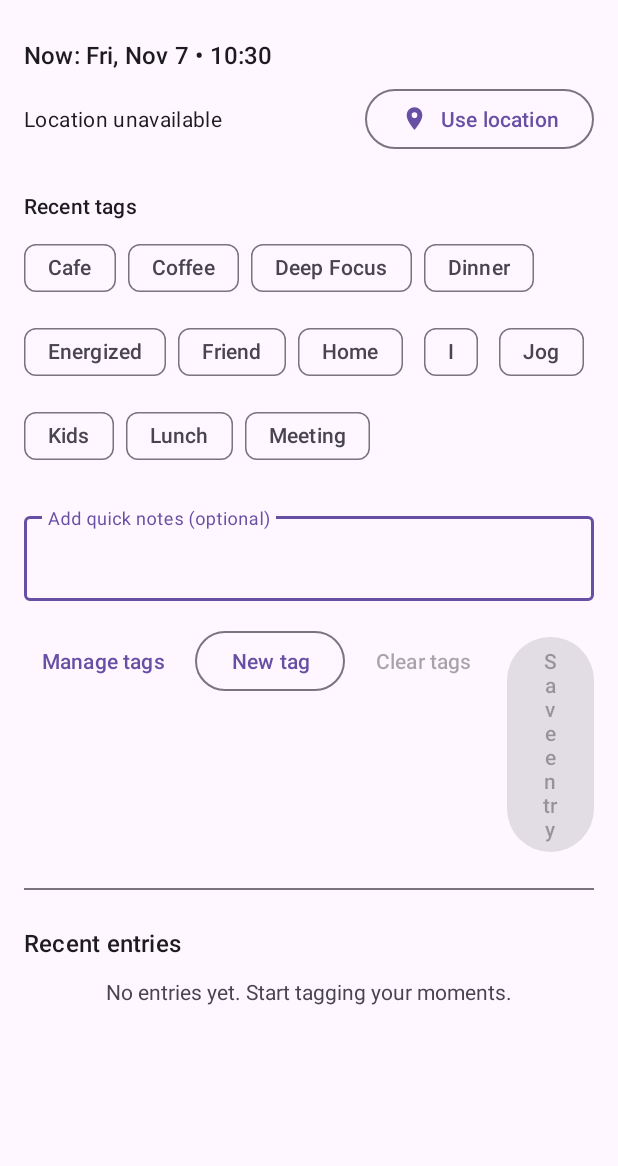
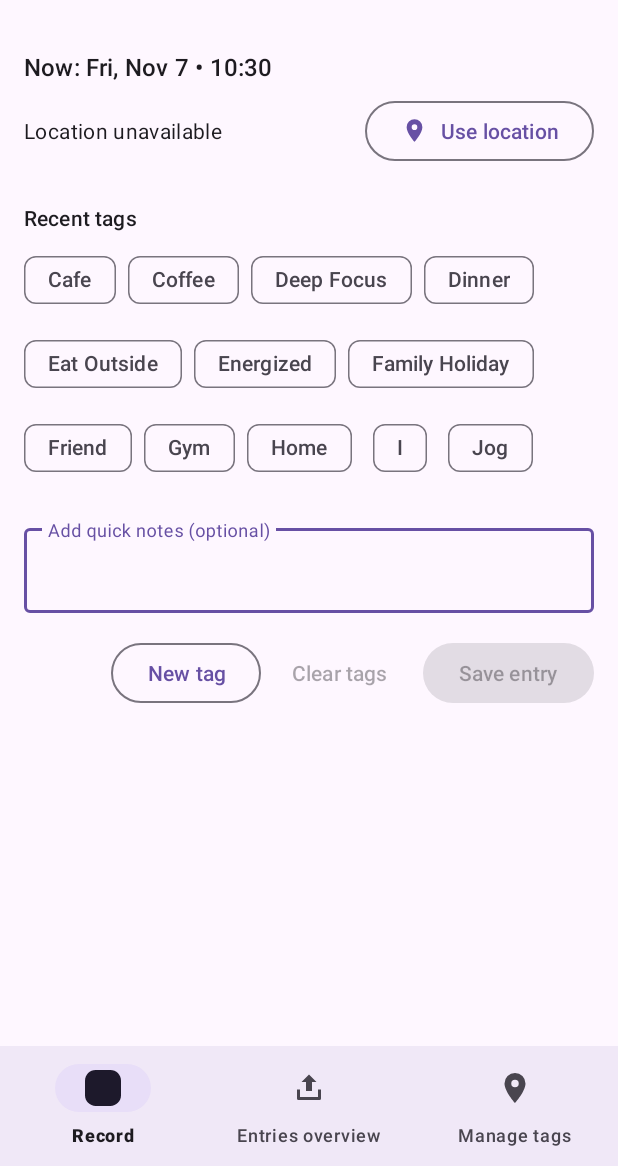
Before and after one commit to cmwen/min-quick-log-app, an Android app: the screen it shows after launch (MainActivity), on a phone screen of 412 x 824 dp, the part 70-1236 px from its top. Run offline under Robolectric (Android 15) with nearby library versions, the phone set to English and light mode, and no system bars; our stand-ins replace Room's generated code.

Commit message:
Add bottom navigation, tag CSV import/export, and richer defaults

```diff
--- a/app/src/main/java/com/example/minandroidapp/MainActivity.kt
+++ b/app/src/main/java/com/example/minandroidapp/MainActivity.kt
@@ -15,7 +15,6 @@ import androidx.core.view.GravityCompat
 import androidx.core.view.isVisible
 import androidx.core.widget.doOnTextChanged
 import androidx.lifecycle.lifecycleScope
-import androidx.recyclerview.widget.LinearLayoutManager
 import com.example.minandroidapp.data.QuickLogRepository
 import com.example.minandroidapp.data.db.LogDatabase
 import com.example.minandroidapp.databinding.ActivityMainBinding
@@ -24,7 +23,6 @@ import com.example.minandroidapp.model.EntryLocation
 import com.example.minandroidapp.model.LogEntry
 import com.example.minandroidapp.model.LogTag
 import com.example.minandroidapp.model.QuickLogEvent
-import com.example.minandroidapp.ui.EntryAdapter
 import com.example.minandroidapp.ui.QuickLogViewModel
 import com.example.minandroidapp.ui.entries.EntriesOverviewActivity
 import com.example.minandroidapp.ui.tag.TagManagerActivity
@@ -42,15 +40,6 @@ class MainActivity : AppCompatActivity() {
     private lateinit var binding: ActivityMainBinding
     private lateinit var drawerToggle: ActionBarDrawerToggle
     private lateinit var locationProvider: LocationProvider
-    private val entryAdapter = EntryAdapter(
-        onEntryClicked = { entry ->
-            viewModel.beginEditing(entry.id)
-            binding.contentScroll.smoothScrollTo(0, 0)
-        },
-        onShareClicked = { entry ->
-            shareEntry(entry)
-        },
-    )
     private var suppressNoteUpdates = false
 
     private val viewModel: QuickLogViewModel by viewModels {
@@ -82,8 +71,8 @@ class MainActivity : AppCompatActivity() {
         locationProvider = LocationProvider(this)
 
         setupDrawer()
-        setupRecyclerView()
         setupInputs()
+        setupBottomNav()
         bindViewModel()
 
         maybeFetchLocationOnStart()
@@ -113,23 +102,12 @@ class MainActivity : AppCompatActivity() {
         }
     }
 
-    private fun setupRecyclerView() {
-        binding.entryList.apply {
-            layoutManager = LinearLayoutManager(this@MainActivity)
-            adapter = entryAdapter
-            setHasFixedSize(false)
-        }
-    }
-
     private fun setupInputs() {
         binding.clearTagsButton.setOnClickListener {
             viewModel.clearTags()
         }
         binding.newTagButton.setOnClickListener {
             showCreateTagDialog()
-        }
-        binding.manageTagsButton.setOnClickListener {
-            openTagManager()
         }
         binding.saveButton.setOnClickListener {
             viewModel.saveEntry()
@@ -141,6 +119,26 @@ class MainActivity : AppCompatActivity() {
             if (suppressNoteUpdates) return@doOnTextChanged
             viewModel.setNote(text?.toString().orEmpty())
         }
+    }
+
+    private fun setupBottomNav() {
+        binding.bottomNav.setOnItemSelectedListener { item ->
+            when (item.itemId) {
+                R.id.nav_record -> true
+                R.id.nav_entries -> {
+                    openEntriesOverview()
+                    binding.bottomNav.selectedItemId = R.id.nav_record
+                    false
+                }
+                R.id.nav_tags -> {
+                    openTagManager()
+                    binding.bottomNav.selectedItemId = R.id.nav_record
+                    false
+                }
+                else -> false
+            }
+        }
+        binding.bottomNav.selectedItemId = R.id.nav_record
     }
 
     private fun bindViewModel() {
@@ -187,8 +185,6 @@ class MainActivity : AppCompatActivity() {
                     getString(R.string.update_entry)
                 }
 
-                entryAdapter.submitList(state.entries)
-                binding.emptyEntriesText.isVisible = state.entries.isEmpty()
             }
         }
 
--- a/app/src/main/java/com/example/minandroidapp/data/db/TagSeeder.kt
+++ b/app/src/main/java/com/example/minandroidapp/data/db/TagSeeder.kt
@@ -18,6 +18,9 @@ class TagSeeder(private val tagDao: TagDao) {
             TagEntity(id = "tag_friend", label = "Friend", category = TagCategory.PERSON),
             TagEntity(id = "tag_wfh", label = "WFH", category = TagCategory.ACTIVITY),
             TagEntity(id = "tag_jog", label = "Jog", category = TagCategory.ACTIVITY),
+            TagEntity(id = "tag_run", label = "Run", category = TagCategory.ACTIVITY),
+            TagEntity(id = "tag_lift", label = "Weight Lifting", category = TagCategory.ACTIVITY),
+            TagEntity(id = "tag_yoga", label = "Yoga", category = TagCategory.ACTIVITY),
             TagEntity(id = "tag_meeting", label = "Meeting", category = TagCategory.ACTIVITY),
             TagEntity(id = "tag_reading", label = "Reading", category = TagCategory.ACTIVITY),
             TagEntity(id = "tag_coffee", label = "Coffee", category = TagCategory.ACTIVITY),
@@ -25,6 +28,9 @@ class TagSeeder(private val tagDao: TagDao) {
             TagEntity(id = "tag_dinner", label = "Dinner", category = TagCategory.ACTIVITY),
             TagEntity(id = "tag_walk", label = "Walk", category = TagCategory.ACTIVITY),
             TagEntity(id = "tag_school_run", label = "School Run", category = TagCategory.ACTIVITY),
+            TagEntity(id = "tag_family_holiday", label = "Family Holiday", category = TagCategory.CONTEXT),
+            TagEntity(id = "tag_eat_out", label = "Eat Outside", category = TagCategory.ACTIVITY),
+            TagEntity(id = "tag_weekend_trip", label = "Weekend Trip", category = TagCategory.CONTEXT),
             TagEntity(id = "tag_home", label = "Home", category = TagCategory.PLACE),
             TagEntity(id = "tag_office", label = "Office", category = TagCategory.PLACE),
             TagEntity(id = "tag_outside", label = "Outside", category = TagCategory.PLACE),
@@ -33,11 +39,15 @@ class TagSeeder(private val tagDao: TagDao) {
             TagEntity(id = "tag_relax", label = "Relax", category = TagCategory.CONTEXT),
             TagEntity(id = "tag_energized", label = "Energized", category = TagCategory.MOOD),
             TagEntity(id = "tag_tired", label = "Tired", category = TagCategory.MOOD),
+            TagEntity(id = "tag_sore", label = "Sore", category = TagCategory.MOOD),
+            TagEntity(id = "tag_gym", label = "Gym", category = TagCategory.PLACE),
         )
 
         val links = listOf(
             TagLinkEntity(parentTagId = "tag_me", childTagId = "tag_wfh"),
             TagLinkEntity(parentTagId = "tag_me", childTagId = "tag_jog"),
+            TagLinkEntity(parentTagId = "tag_me", childTagId = "tag_run"),
+            TagLinkEntity(parentTagId = "tag_me", childTagId = "tag_lift"),
             TagLinkEntity(parentTagId = "tag_me", childTagId = "tag_meeting"),
             TagLinkEntity(parentTagId = "tag_me", childTagId = "tag_reading"),
             TagLinkEntity(parentTagId = "tag_me", childTagId = "tag_coffee"),
@@ -57,6 +67,11 @@ class TagSeeder(private val tagDao: TagDao) {
             TagLinkEntity(parentTagId = "tag_wfh", childTagId = "tag_coffee"),
             TagLinkEntity(parentTagId = "tag_jog", childTagId = "tag_outside"),
             TagLinkEntity(parentTagId = "tag_jog", childTagId = "tag_energized"),
+            TagLinkEntity(parentTagId = "tag_run", childTagId = "tag_outside"),
+            TagLinkEntity(parentTagId = "tag_run", childTagId = "tag_energized"),
+            TagLinkEntity(parentTagId = "tag_lift", childTagId = "tag_gym"),
+            TagLinkEntity(parentTagId = "tag_lift", childTagId = "tag_sore"),
+            TagLinkEntity(parentTagId = "tag_yoga", childTagId = "tag_relax"),
             TagLinkEntity(parentTagId = "tag_meeting", childTagId = "tag_office"),
             TagLinkEntity(parentTagId = "tag_meeting", childTagId = "tag_focus"),
             TagLinkEntity(parentTagId = "tag_coffee", childTagId = "tag_cafe"),
@@ -67,6 +82,11 @@ class TagSeeder(private val tagDao: TagDao) {
             TagLinkEntity(parentTagId = "tag_dinner", childTagId = "tag_relax"),
             TagLinkEntity(parentTagId = "tag_walk", childTagId = "tag_outside"),
             TagLinkEntity(parentTagId = "tag_walk", childTagId = "tag_relax"),
+            TagLinkEntity(parentTagId = "tag_family_holiday", childTagId = "tag_relax"),
+            TagLinkEntity(parentTagId = "tag_family_holiday", childTagId = "tag_energized"),
+            TagLinkEntity(parentTagId = "tag_family_holiday", childTagId = "tag_weekend_trip"),
+            TagLinkEntity(parentTagId = "tag_eat_out", childTagId = "tag_cafe"),
+            TagLinkEntity(parentTagId = "tag_eat_out", childTagId = "tag_relax"),
             TagLinkEntity(parentTagId = "tag_focus", childTagId = "tag_energized"),
             TagLinkEntity(parentTagId = "tag_relax", childTagId = "tag_tired"),
         )
--- a/app/src/main/java/com/example/minandroidapp/ui/entries/StatsFragment.kt
+++ b/app/src/main/java/com/example/minandroidapp/ui/entries/StatsFragment.kt
@@ -8,6 +8,7 @@ import androidx.fragment.app.Fragment
 import androidx.fragment.app.activityViewModels
 import androidx.lifecycle.lifecycleScope
 import com.example.minandroidapp.databinding.FragmentEntriesStatsBinding
+import com.example.minandroidapp.ui.entries.EntriesOverviewActivity
 import kotlinx.coroutines.launch
 
 class StatsFragment : Fragment() {
--- a/app/src/main/java/com/example/minandroidapp/ui/entries/TagsFragment.kt
+++ b/app/src/main/java/com/example/minandroidapp/ui/entries/TagsFragment.kt
@@ -10,6 +10,7 @@ import androidx.fragment.app.activityViewModels
 import androidx.lifecycle.lifecycleScope
 import androidx.recyclerview.widget.LinearLayoutManager
 import com.example.minandroidapp.databinding.FragmentEntriesTagsBinding
+import com.example.minandroidapp.ui.entries.EntriesOverviewActivity
 import com.google.android.material.dialog.MaterialAlertDialogBuilder
 import kotlinx.coroutines.launch
 
--- a/app/src/main/java/com/example/minandroidapp/ui/tag/TagManagerViewModel.kt
+++ b/app/src/main/java/com/example/minandroidapp/ui/tag/TagManagerViewModel.kt
@@ -21,6 +21,10 @@ class TagManagerViewModel(private val repository: QuickLogRepository) : ViewMode
         }
     }
 
+    suspend fun exportTagsCsv(): String = repository.exportTagsCsv()
+
+    suspend fun importTagsCsv(csv: String): Int = repository.importTagsCsv(csv)
+
     class Factory(private val repository: QuickLogRepository) : ViewModelProvider.Factory {
         @Suppress("UNCHECKED_CAST")
         override fun <T : ViewModel> create(modelClass: Class<T>): T {
--- a/app/src/main/res/layout/activity_main.xml
+++ b/app/src/main/res/layout/activity_main.xml
@@ -5,24 +5,30 @@
     android:layout_width="match_parent"
     android:layout_height="match_parent">
 
-    <androidx.coordinatorlayout.widget.CoordinatorLayout
+    <androidx.constraintlayout.widget.ConstraintLayout
         android:layout_width="match_parent"
         android:layout_height="match_parent">
 
         <com.google.android.material.appbar.MaterialToolbar
             android:id="@+id/toolbar"
-            android:layout_width="match_parent"
+            android:layout_width="0dp"
             android:layout_height="wrap_content"
             android:paddingStart="16dp"
             android:paddingEnd="16dp"
+            app:layout_constraintTop_toTopOf="parent"
+            app:layout_constraintStart_toStartOf="parent"
+            app:layout_constraintEnd_toEndOf="parent"
             app:title="@string/app_name" />
 
         <androidx.core.widget.NestedScrollView
             android:id="@+id/contentScroll"
-            android:layout_width="match_parent"
-            android:layout_height="match_parent"
+            android:layout_width="0dp"
+            android:layout_height="0dp"
             android:fillViewport="true"
-            android:layout_marginTop="56dp">
+            app:layout_constraintTop_toBottomOf="@id/toolbar"
+            app:layout_constraintBottom_toTopOf="@id/bottomNav"
+            app:layout_constraintStart_toStartOf="parent"
+            app:layout_constraintEnd_toEndOf="parent">
 
             <LinearLayout
                 android:layout_width="match_parent"
@@ -146,18 +152,10 @@
                     android:orientation="horizontal">
 
                     <com.google.android.material.button.MaterialButton
-                        android:id="@+id/manageTagsButton"
-                        style="@style/Widget.Material3.Button.TextButton"
-                        android:layout_width="wrap_content"
-                        android:layout_height="wrap_content"
-                        android:text="@string/manage_tags" />
-
-                    <com.google.android.material.button.MaterialButton
                         android:id="@+id/newTagButton"
                         style="@style/Widget.Material3.Button.OutlinedButton"
                         android:layout_width="wrap_content"
                         android:layout_height="wrap_content"
-                        android:layout_marginStart="8dp"
                         android:text="@string/new_tag" />
 
                     <com.google.android.material.button.MaterialButton
@@ -176,41 +174,20 @@
                         android:layout_marginStart="12dp"
                         android:text="@string/save_entry" />
                 </LinearLayout>
-
-                <View
-                    android:layout_width="match_parent"
-                    android:layout_height="1dp"
-                    android:layout_marginTop="24dp"
-                    android:background="?attr/colorOutline" />
-
-                <TextView
-                    android:id="@+id/logHistoryLabel"
-                    android:layout_width="wrap_content"
-                    android:layout_height="wrap_content"
-                    android:layout_marginTop="24dp"
-                    android:text="@string/recent_entries"
-                    android:textAppearance="?attr/textAppearanceTitleMedium" />
-
-                <TextView
-                    android:id="@+id/emptyEntriesText"
-                    android:layout_width="match_parent"
-                    android:layout_height="wrap_content"
-                    android:layout_marginTop="12dp"
-                    android:text="@string/no_entries_message"
-                    android:textAlignment="center"
-                    android:visibility="gone" />
-
-                <androidx.recyclerview.widget.RecyclerView
-                    android:id="@+id/entryList"
-                    android:layout_width="match_parent"
-                    android:layout_height="wrap_content"
-                    android:layout_marginTop="12dp"
-                    android:nestedScrollingEnabled="false"
-                    android:overScrollMode="never" />
             </LinearLayout>
         </androidx.core.widget.NestedScrollView>
 
-    </androidx.coordinatorlayout.widget.CoordinatorLayout>
+        <com.google.android.material.bottomnavigation.BottomNavigationView
+            android:id="@+id/bottomNav"
+            android:layout_width="0dp"
+            android:layout_height="wrap_content"
+            android:background="?attr/colorSurface"
+            app:layout_constraintBottom_toBottomOf="parent"
+            app:layout_constraintStart_toStartOf="parent"
+            app:layout_constraintEnd_toEndOf="parent"
+            app:menu="@menu/menu_bottom_nav" />
+
+    </androidx.constraintlayout.widget.ConstraintLayout>
 
     <com.google.android.material.navigation.NavigationView
         android:id="@+id/navigationView"
--- /dev/null
+++ b/app/src/main/res/menu/menu_bottom_nav.xml
@@ -0,0 +1,15 @@
+<?xml version="1.0" encoding="utf-8"?>
+<menu xmlns:android="http://schemas.android.com/apk/res/android">
+    <item
+        android:id="@+id/nav_record"
+        android:icon="@drawable/ic_quick_log_logo"
+        android:title="@string/tab_record" />
+    <item
+        android:id="@+id/nav_entries"
+        android:icon="@drawable/ic_export"
+        android:title="@string/entries_overview" />
+    <item
+        android:id="@+id/nav_tags"
+        android:icon="@drawable/ic_location"
+        android:title="@string/manage_tags" />
+</menu>
--- a/app/src/main/res/values/strings.xml
+++ b/app/src/main/res/values/strings.xml
@@ -47,4 +47,10 @@
     <string name="entries_stats_avg_daily">Avg per day: %1$.1f</string>
     <string name="drawer_open">Open navigation</string>
     <string name="drawer_close">Close navigation</string>
+    <string name="tab_record">Record</string>
+    <string name="import_tags">Import tags (CSV)</string>
+    <string name="export_tags">Export tags (CSV)</string>
+    <string name="import_tags_success">Imported %1$d tags</string>
+    <string name="import_tags_failure">Unable to import tags</string>
+    <string name="export_tags_success">Tags exported</string>
 </resources>
```
Also changed, not shown: app/src/main/java/com/example/minandroidapp/data/QuickLogRepository.kt (+83 -0 lines), app/src/main/java/com/example/minandroidapp/ui/EntryAdapter.kt (deleted, +0 -86 lines), app/src/main/java/com/example/minandroidapp/ui/tag/TagManagerActivity.kt (+69 -1 lines), app/src/main/res/menu/menu_tag_manager.xml (added, +13 -0 lines), 1 other file.
